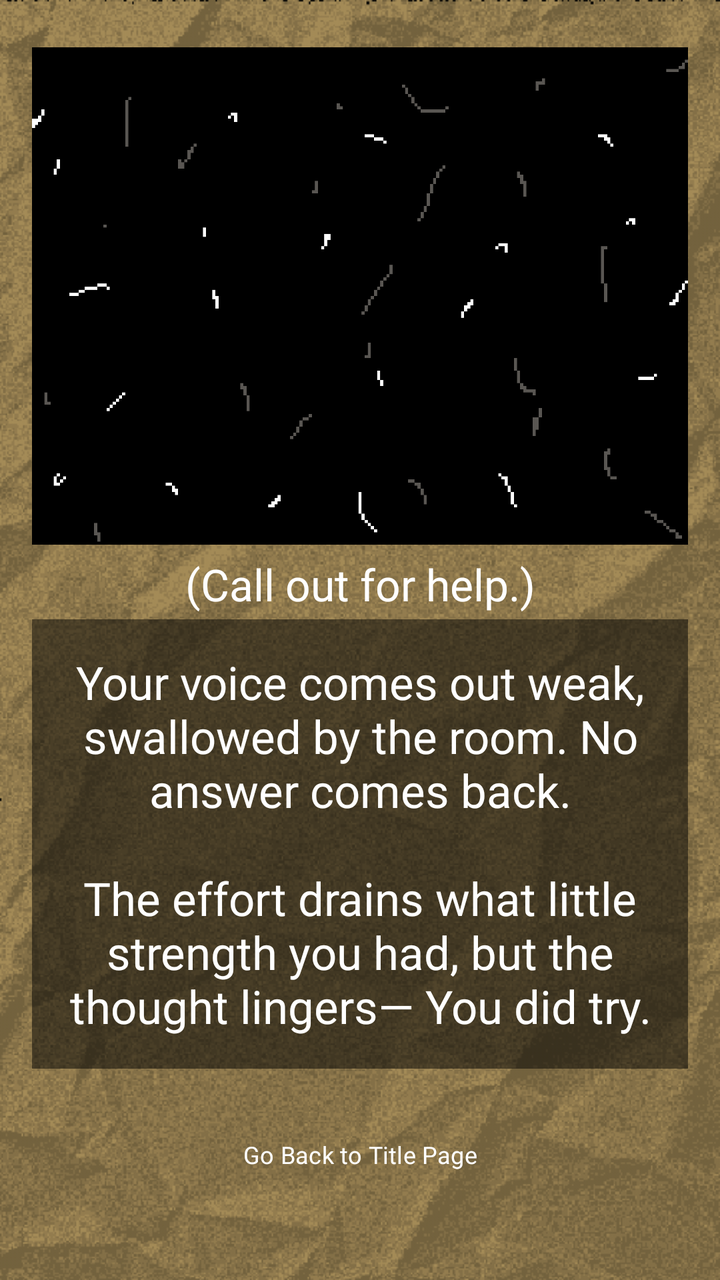
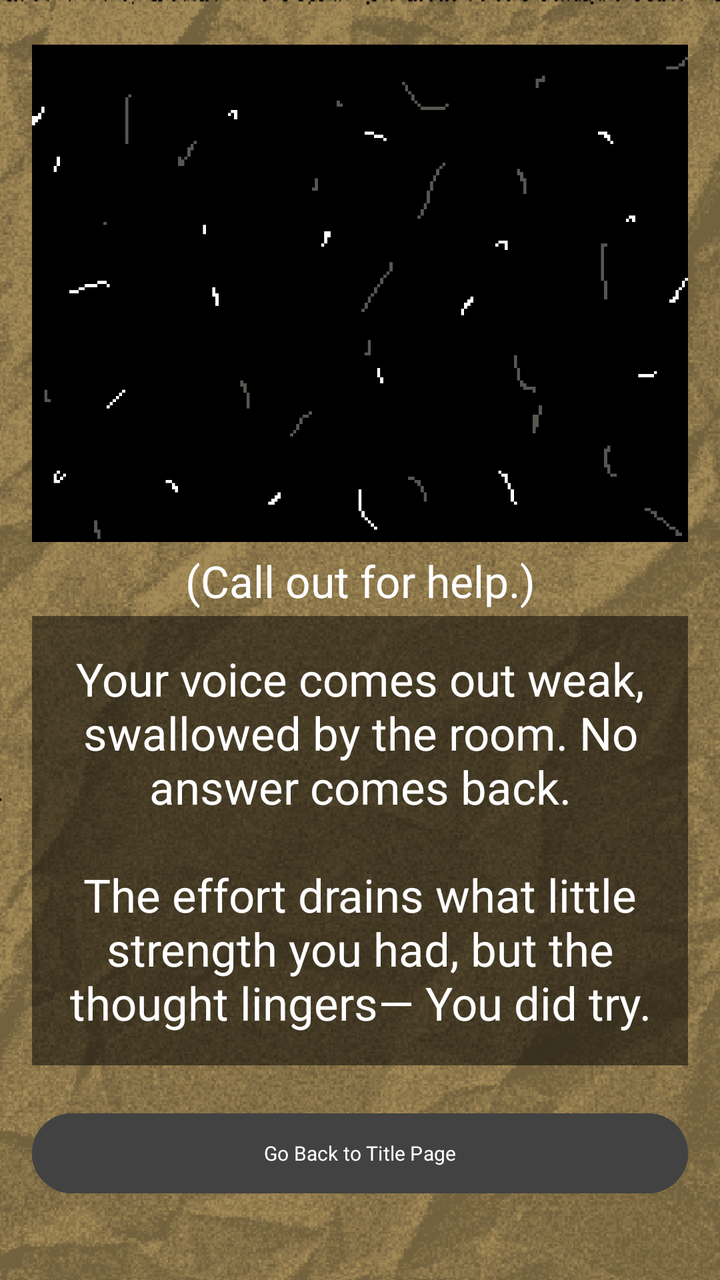

Compare the two renders of this Android layout. The source of the first and the diff that turns it into the second are given below.
<!-- AndroidManifest.xml: application theme Theme.ChoiceQuest -->
<!-- res/layout/activity_page2_2_3_1_1.xml -->
<?xml version="1.0" encoding="utf-8"?>
<LinearLayout xmlns:android="http://schemas.android.com/apk/res/android"
    xmlns:app="http://schemas.android.com/apk/res-auto"
    xmlns:tools="http://schemas.android.com/tools"
    android:layout_width="match_parent"
    android:layout_height="match_parent"
    android:id="@+id/page2_2_3_1_1"
    android:background="@drawable/papertexture_"
    android:backgroundTint="#f8e7c2"
    android:backgroundTintMode="multiply"
    android:gravity="center"
    android:orientation="vertical"
    android:padding="16dp"
    tools:context=".Page2_2_3_1_1">

    <View
        android:layout_width="match_parent"
        android:layout_height="0dp"
        android:layout_weight="1"/>

    <ImageView
        android:id="@+id/imageView"
        android:layout_width="412dp"
        android:layout_height="250dp"
        android:src="@drawable/page2_2_3_1_1"/>

    <View
        android:layout_width="match_parent"
        android:layout_height="1dp"
        android:layout_weight="0.1"/>
    <TextView
        android:layout_width="match_parent"
        android:layout_height="35dp"
        android:gravity="center"
        android:fontFamily="@font/pixelspace"
        android:textSize="22sp"
        android:text="(Call out for help.)"
        android:textColor="@color/white"/>

    <TextView
        android:layout_width="match_parent"
        android:layout_height="wrap_content"
        android:id="@+id/tv_page2_2_3_1_1"
        android:layout_marginBottom="16dp"
        android:background="#80000000"
        android:fontFamily="@font/pixelgame_font"
        android:gravity="center"
        android:padding="16dp"
        android:text="Your voice comes out weak, swallowed by the room.
No answer comes back.\n\nThe effort drains what little strength you had, but the thought lingers—
You did try."
        android:textColor="@color/white"
        android:textSize="23sp" />

    <View
        android:layout_width="match_parent"
        android:layout_height="1dp"
        android:layout_weight="0.5"/>

    <Button
        android:id="@+id/btnLeaveTell"
        android:layout_width="410dp"
        android:layout_height="45dp"
        android:layout_marginBottom="16dp"
        android:background="@android:color/transparent"
        android:fontFamily="@font/quest_font"
        android:text="Go Back to Title Page"
        android:textSize="12sp"
        android:onClick="title25"/>

    <View
        android:layout_width="match_parent"
        android:layout_height="1dp"
        android:layout_weight="1"/>

</LinearLayout>
<!-- resources referenced by this layout -->
<resources>
  <color name="white">#FFFFFF</color>
  <!-- drawable page2_2_3_1_1: png bitmap (drawable, 22815 bytes) -->
  <!-- drawable papertexture_: png bitmap (drawable, 156948 bytes) -->
  <style name="Theme.ChoiceQuest" parent="Base.Theme.ChoiceQuest" />
  <style name="Base.Theme.ChoiceQuest" parent="Theme.Material3.DayNight.NoActionBar">
          
          
      </style>
</resources>

<!-- the commit's change to res/layout/activity_page2_2_3_1_1.xml (unified diff, before → after) -->
@@ -59,13 +59,14 @@ You did try."
 
     <Button
         android:id="@+id/btnLeaveTell"
-        android:layout_width="410dp"
-        android:layout_height="45dp"
+        android:layout_width="match_parent"
+        android:layout_height="wrap_content"
         android:layout_marginBottom="16dp"
-        android:background="@android:color/transparent"
+        android:textSize="10sp"
+        android:textColor="@color/white"
+        android:backgroundTint="@color/cardview_dark_background"
         android:fontFamily="@font/quest_font"
         android:text="Go Back to Title Page"
-        android:textSize="12sp"
         android:onClick="title25"/>
 
     <View
